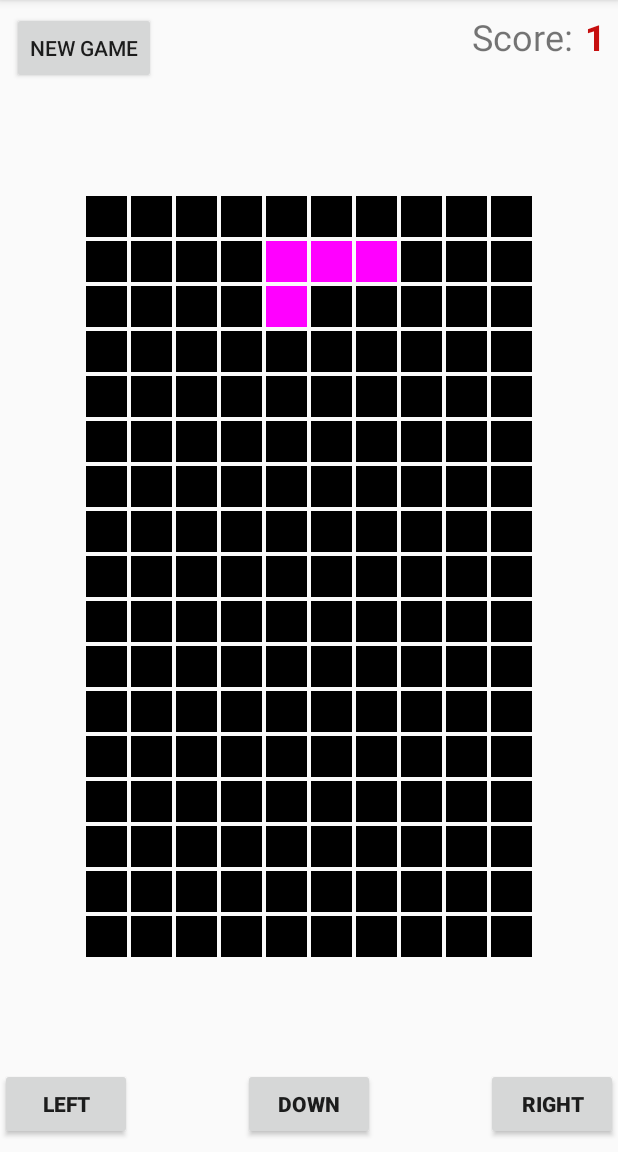
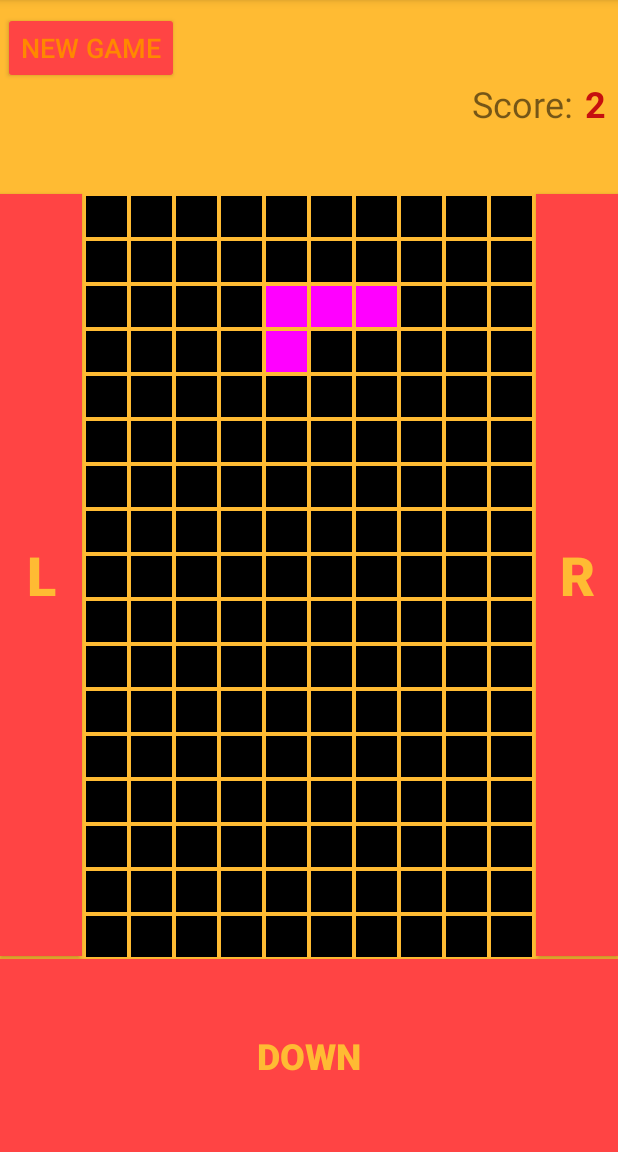
Before and after one commit to ehaviv1978/SimpleTetris, an Android app: the screen it shows after launch (MainActivity), after a tap on "NEW GAME", on a phone screen of 412 x 824 dp, the part 84-1236 px from its top. Run offline under Robolectric (Android 15) with nearby library versions, the phone set to English and light mode, and no system bars; 2 other taps on this screen came first.

Commit message:
new controls

```diff
--- a/app/src/main/java/com/eran/simpletetris/MainActivity.kt
+++ b/app/src/main/java/com/eran/simpletetris/MainActivity.kt
@@ -1,17 +1,20 @@
 package com.eran.simpletetris
 
-import android.app.ActionBar
+import android.annotation.SuppressLint
 import android.content.res.ColorStateList
 import android.graphics.Color
 import android.os.Bundle
 import android.util.DisplayMetrics
+import android.util.Log
+import android.view.MotionEvent
 import android.view.View
-import android.view.ViewGroup
 import androidx.appcompat.app.AppCompatActivity
 import kotlinx.android.synthetic.main.activity_main.*
 import java.util.*
 import kotlin.concurrent.schedule
 import kotlin.random.Random.Default.nextInt
+
+//private const val TAG = "Gestures"
 
 class MainActivity : AppCompatActivity() {
 
@@ -21,9 +24,19 @@ class MainActivity : AppCompatActivity() {
         Line, Square, Plus, S1, S2, L1, L2
     }
 
+    @SuppressLint("ClickableViewAccessibility")
     override fun onCreate(savedInstanceState: Bundle?) {
         super.onCreate(savedInstanceState)
         setContentView(R.layout.activity_main)
+
+        btnLeft.isEnabled = false
+        btnRight.isEnabled = false
+        btnDown.isEnabled = false
+        GameBoard.isEnabled = false
+
+//        val rows = arrayOf(
+//            Row_0, Row_1, Row_2, Row_3, Row_4, Row_5, Row_6, Row_7, Row_8, Row_9, Row_10, Row_11, Row_12, Row_13, Row_14, Row_15, Row_16
+//        )
 
         val board1d = arrayOf(
             View_0_0, View_0_1, View_0_2, View_0_3, View_0_4, View_0_5, View_0_6, View_0_7, View_0_8, View_0_9,
@@ -48,30 +61,34 @@ class MainActivity : AppCompatActivity() {
         val displayMetrics = DisplayMetrics()
         windowManager.defaultDisplay.getMetrics(displayMetrics)
 
-        var width = displayMetrics.widthPixels
+//        var width = displayMetrics.widthPixels
         var height = displayMetrics.heightPixels
-        var squareSize = (height-200)/25
-        var startPosition =4
+        var squareSize = (height - 200) / 25
+        var startPosition = 4
 
+//        var shapeTop = GameBoard.top
+//        var shapeBottom = GameBoard.bottom
+//        var shapeLeft = GameBoard.left
+//        var shapeRight = GameBoard.right
 
         for (item in board1d) {
-            item.layoutParams.height=squareSize
-            item.layoutParams.width=squareSize
+            item.layoutParams.height = squareSize
+            item.layoutParams.width = squareSize
         }
 
         val rowsShapeLand = mutableSetOf<Int>()
-        var score =0
+        var score = 0
         var delay: Long = 1000
         var shape = Shape.values()[(nextInt(Shape.values().size))]
 
         val shapeMap = mapOf(
-            Shape.Line to arrayOf(0 +startPosition, 10+startPosition, 20+startPosition, 30+startPosition),
-            Shape.Square to arrayOf(0+startPosition, 1+startPosition, 10+startPosition, 11+startPosition),
-            Shape.Plus to arrayOf(0+startPosition, 1+startPosition, 2+startPosition, 11+startPosition),
-            Shape.S1 to arrayOf(0+startPosition, 1+startPosition, 11+startPosition, 12+startPosition),
-            Shape.S2 to arrayOf(1+startPosition, 2+startPosition, 10+startPosition, 11+startPosition),
-            Shape.L1 to arrayOf(0+startPosition, 1+startPosition, 2+startPosition, 10+startPosition),
-            Shape.L2 to arrayOf(0+startPosition, 1+startPosition, 2+startPosition, 12+startPosition)
+            Shape.Line to arrayOf(0 + startPosition, 10 + startPosition, 20 + startPosition, 30 + startPosition),
+            Shape.Square to arrayOf(0 + startPosition, 1 + startPosition, 10 + startPosition, 11 + startPosition),
+            Shape.Plus to arrayOf(0 + startPosition, 1 + startPosition, 2 + startPosition, 11 + startPosition),
+            Shape.S1 to arrayOf(0 + startPosition, 1 + startPosition, 11 + startPosition, 12 + startPosition),
+            Shape.S2 to arrayOf(1 + startPosition, 2 + startPosition, 10 + startPosition, 11 + startPosition),
+            Shape.L1 to arrayOf(0 + startPosition, 1 + startPosition, 2 + startPosition, 10 + startPosition),
+            Shape.L2 to arrayOf(0 + startPosition, 1 + startPosition, 2 + startPosition, 12 + startPosition)
         )
 
         var shapeArray = intArrayOf(4)
@@ -86,47 +103,69 @@ class MainActivity : AppCompatActivity() {
             Shape.L2 to Color.LTGRAY
         )
 
-        fun setScore(){
+//        fun getShapePosition() {
+//            shapeTop = rows[shapeArray[0] / 10].top
+//            shapeBottom = rows[shapeArray[0] / 10].bottom
+//            shapeLeft = board1d[shapeArray[0]].left
+//            shapeRight = board1d[shapeArray[0]].right
+//            for (n in shapeArray) {
+//                if (rows[n / 10].top < shapeTop) {
+//                    shapeTop = rows[n / 10].top
+//                }
+//                if (rows[n / 10].bottom > shapeBottom) {
+//                    shapeBottom = rows[n / 10].bottom
+//                }
+//                if (board1d[n].left < shapeLeft) {
+//                    shapeLeft = board1d[n].left
+//                }
+//                if (board1d[n].right > shapeRight) {
+//                    shapeRight = board1d[n].right
+//                }
+//            }
+//        }
+
+        fun setScore() {
             runOnUiThread { textScoreVal.text = score.toString() }
         }
 
         fun newBoard() {
-            score =0
+            score = 0
             delay = 1000
             setScore()
             runOnUiThread {
                 textInfo.visibility = View.INVISIBLE
-                btnMoveDown.isEnabled = true
-//                btnRotate.isEnabled = true
-                btnMoveLeft.isEnabled = true
-                btnMoveRight.isEnabled = true
             }
             for (item in board1d) {
                 item.backgroundTintList = ColorStateList.valueOf(Color.BLACK)
                 item.tag = "Empty"
             }
+            btnLeft.isEnabled = true
+            btnRight.isEnabled = true
+            btnDown.isEnabled = true
+            GameBoard.isEnabled = true
         }
 
-        fun gameOver(){
+        fun gameOver() {
+            btnLeft.isEnabled = false
+            btnRight.isEnabled = false
+            btnDown.isEnabled = false
+            GameBoard.isEnabled = false
             runOnUiThread {
-                btnMoveDown.isEnabled = false
-//                btnRotate.isEnabled = false
-                btnMoveLeft.isEnabled = false
-                btnMoveRight.isEnabled = false
                 textInfo.visibility = View.VISIBLE
             }
         }
 
-        fun newShape():Boolean {
+        fun newShape(): Boolean {
             shape = Shape.values()[(nextInt(Shape.values().size))]
             shapeArray = shapeMap[shape]?.toIntArray()!!
             for (n in shapeArray) {
-                if (board1d[n].tag == "Full"){
+                if (board1d[n].tag == "Full") {
                     return false
                 }
                 board1d[n].backgroundTintList = ColorStateList.valueOf(shapeColorMap[shape] as Int)
                 board1d[n].tag = "Shape"
             }
+//            getShapePosition()
             return true
         }
 
@@ -143,6 +182,7 @@ class MainActivity : AppCompatActivity() {
                 board1d[shapeArray[i]].tag = "Empty"
                 shapeArray[i] = shapeArray[i] + 1
             }
+//            getShapePosition()
         }
 
         fun moveLeft() {
@@ -158,6 +198,7 @@ class MainActivity : AppCompatActivity() {
                 board1d[shapeArray[i]].tag = "Empty"
                 shapeArray[i] = shapeArray[i] - 1
             }
+//            getShapePosition()
         }
 
         fun rowsToDelete() {
@@ -217,7 +258,7 @@ class MainActivity : AppCompatActivity() {
                         timer.schedule(delay) {
                             moveDown()
                         }
-                    }else {
+                    } else {
                         gameOver()
                     }
                     return
@@ -230,6 +271,7 @@ class MainActivity : AppCompatActivity() {
                 board1d[shapeArray[i]].tag = "Empty"
                 shapeArray[i] = shapeArray[i] + 10
             }
+//            getShapePosition()
             timer.schedule(delay) {
                 moveDown()
             }
@@ -475,27 +517,53 @@ class MainActivity : AppCompatActivity() {
             }
         }
 
-        btnMoveRight.setOnClickListener() {
-            moveRight()
-        }
-
-        btnMoveLeft.setOnClickListener() {
-            moveLeft()
-        }
-
-        btnMoveDown.setOnClickListener() {
+        btnDown.setOnClickListener(){
             timer.cancel()
             timer = Timer()
             moveDown()
         }
 
-//        btnRotate.setOnClickListener() {
-//            rotate()
-//        }
+        btnRight.setOnClickListener(){
+            moveRight()
+        }
+
+        btnLeft.setOnClickListener(){
+            moveLeft()
+        }
 
         GameBoard.setOnClickListener(){
             rotate()
         }
 
+//        GameBoard.setOnTouchListener(View.OnTouchListener { _, event ->
+//            val x = event.x
+//            val y = event.y
+//            when (event.action) {
+//                MotionEvent.ACTION_DOWN -> {
+//                    if (y > shapeBottom) {
+//                        timer.cancel()
+//                        timer = Timer()
+//                        moveDown()
+//                    } else if (x < shapeLeft) {
+//                        moveLeft()
+//                    } else if (x > shapeRight) {
+//                        moveRight()
+//                    } else if (y < shapeTop) {
+//                        rotate()
+//                    }
+//                    Log.d(TAG, "ACTION_DOWN \nx: $x\ny: $y")
+//                }
+//                MotionEvent.ACTION_MOVE -> {
+//                    Log.d(TAG, "ACTION_MOVE \nx: $x\ny: $y")
+//                }
+//                MotionEvent.ACTION_UP -> {
+//                    Log.d(TAG, "ACTION_UP \nx: $x\ny: $y")
+//                }
+//            }
+//            return@OnTouchListener true
+//        })
+
     }
+
+
 }
--- a/app/src/main/res/layout/activity_main.xml
+++ b/app/src/main/res/layout/activity_main.xml
@@ -4,30 +4,31 @@
     xmlns:tools="http://schemas.android.com/tools"
     android:layout_width="match_parent"
     android:layout_height="match_parent"
+    android:background="@android:color/holo_orange_light"
     tools:context=".MainActivity">
 
-    <Button
-        android:id="@+id/btnMoveLeft"
-        android:layout_width="wrap_content"
-        android:layout_height="wrap_content"
-        android:layout_marginBottom="8dp"
-        android:text="Left"
-        android:textSize="14sp"
-        android:textStyle="bold"
-        app:layout_constraintBottom_toBottomOf="parent"
-        app:layout_constraintStart_toStartOf="parent" />
+    <!--    <Button-->
+    <!--        android:id="@+id/btnMoveLeft"-->
+    <!--        android:layout_width="wrap_content"-->
+    <!--        android:layout_height="wrap_content"-->
+    <!--        android:layout_marginBottom="8dp"-->
+    <!--        android:text="Left"-->
+    <!--        android:textSize="14sp"-->
+    <!--        android:textStyle="bold"-->
+    <!--        app:layout_constraintBottom_toBottomOf="parent"-->
+    <!--        app:layout_constraintStart_toStartOf="parent" />-->
 
-    <Button
-        android:id="@+id/btnMoveDown"
-        android:layout_width="wrap_content"
-        android:layout_height="wrap_content"
-        android:layout_marginBottom="8dp"
-        android:text="Down"
-        android:textSize="14sp"
-        android:textStyle="bold"
-        app:layout_constraintBottom_toBottomOf="parent"
-        app:layout_constraintEnd_toStartOf="@+id/btnMoveRight"
-        app:layout_constraintStart_toEndOf="@+id/btnMoveLeft" />
+    <!--    <Button-->
+    <!--        android:id="@+id/btnMoveDown"-->
+    <!--        android:layout_width="wrap_content"-->
+    <!--        android:layout_height="wrap_content"-->
+    <!--        android:layout_marginBottom="8dp"-->
+    <!--        android:text="Down"-->
+    <!--        android:textSize="14sp"-->
+    <!--        android:textStyle="bold"-->
+    <!--        app:layout_constraintBottom_toBottomOf="parent"-->
+    <!--        app:layout_constraintEnd_toStartOf="@+id/btnMoveRight"-->
+    <!--        app:layout_constraintStart_toEndOf="@+id/btnMoveLeft" />-->
 
     <!--    <Button-->
     <!--        android:id="@+id/btnRotate"-->
@@ -44,10 +45,11 @@
         android:id="@+id/GameBoard"
         android:layout_width="wrap_content"
         android:layout_height="wrap_content"
-        app:layout_constraintBottom_toTopOf="@+id/btnMoveDown"
+        android:clickable="true"
+        app:layout_constraintBottom_toBottomOf="parent"
         app:layout_constraintEnd_toEndOf="parent"
         app:layout_constraintStart_toStartOf="parent"
-        app:layout_constraintTop_toBottomOf="@+id/btnNewGame">
+        app:layout_constraintTop_toTopOf="parent">
 
         <TableRow
             android:id="@+id/Row_0"
@@ -1360,26 +1362,16 @@
 
     </TableLayout>
 
-    <Button
-        android:id="@+id/btnNewGame"
-        android:layout_width="wrap_content"
-        android:layout_height="wrap_content"
-        android:layout_marginStart="8dp"
-        android:layout_marginTop="8dp"
-        android:text="New Game"
-        app:layout_constraintStart_toStartOf="parent"
-        app:layout_constraintTop_toTopOf="parent" />
-
-    <Button
-        android:id="@+id/btnMoveRight"
-        android:layout_width="wrap_content"
-        android:layout_height="wrap_content"
-        android:layout_marginBottom="8dp"
-        android:text="Right"
-        android:textSize="14sp"
-        android:textStyle="bold"
-        app:layout_constraintBottom_toBottomOf="parent"
-        app:layout_constraintEnd_toEndOf="parent" />
+    <!--    <Button-->
+    <!--        android:id="@+id/btnMoveRight"-->
+    <!--        android:layout_width="wrap_content"-->
+    <!--        android:layout_height="wrap_content"-->
+    <!--        android:layout_marginBottom="8dp"-->
+    <!--        android:text="Right"-->
+    <!--        android:textSize="14sp"-->
+    <!--        android:textStyle="bold"-->
+    <!--        app:layout_constraintBottom_toBottomOf="parent"-->
+    <!--        app:layout_constraintEnd_toEndOf="parent" />-->
 
     <TextView
         android:id="@+id/textInfo"
@@ -1392,6 +1384,7 @@
         android:textSize="18sp"
         android:textStyle="bold"
         android:visibility="invisible"
+        app:layout_constraintBottom_toTopOf="@+id/GameBoard"
         app:layout_constraintEnd_toEndOf="parent"
         app:layout_constraintStart_toStartOf="parent"
         app:layout_constraintTop_toTopOf="parent" />
@@ -1403,9 +1396,11 @@
         android:layout_marginTop="8dp"
         android:layout_marginEnd="8dp"
         android:text="0"
+        android:textAlignment="viewEnd"
         android:textColor="#C60F0F"
         android:textSize="24sp"
         android:textStyle="bold"
+        app:layout_constraintBottom_toTopOf="@+id/GameBoard"
         app:layout_constraintEnd_toEndOf="parent"
         app:layout_constraintTop_toTopOf="parent" />
 
@@ -1417,7 +1412,79 @@
         android:layout_marginEnd="8dp"
         android:text="Score:"
         android:textSize="24sp"
+        app:layout_constraintBottom_toTopOf="@+id/GameBoard"
         app:layout_constraintEnd_toStartOf="@+id/textScoreVal"
         app:layout_constraintTop_toTopOf="parent" />
 
+    <Button
+        android:id="@+id/btnRight"
+        android:layout_width="0dp"
+        android:layout_height="0dp"
+        android:layout_marginStart="1dp"
+        android:layout_marginBottom="2dp"
+        android:background="@color/colorAccent"
+        android:backgroundTint="@android:color/holo_red_light"
+        android:clickable="true"
+        android:text="R"
+        android:textColor="@android:color/holo_orange_light"
+        android:textSize="36sp"
+        android:textStyle="bold"
+        app:layout_constraintBottom_toBottomOf="@+id/GameBoard"
+        app:layout_constraintEnd_toEndOf="parent"
+        app:layout_constraintHorizontal_bias="0.0"
+        app:layout_constraintStart_toEndOf="@+id/GameBoard"
+        app:layout_constraintTop_toTopOf="@+id/GameBoard"
+        app:layout_constraintVertical_bias="0.0" />
+
+    <Button
+        android:id="@+id/btnLeft"
+        android:layout_width="0dp"
+        android:layout_height="0dp"
+        android:layout_marginEnd="1dp"
+        android:layout_marginBottom="2dp"
+        android:background="@color/colorAccent"
+        android:backgroundTint="@android:color/holo_red_light"
+        android:clickable="true"
+        android:text="L"
+        android:textColor="@android:color/holo_orange_light"
+        android:textSize="36sp"
+        android:textStyle="bold"
+        app:layout_constraintBottom_toTopOf="@+id/btnDown"
+        app:layout_constraintEnd_toStartOf="@+id/GameBoard"
+        app:layout_constraintHorizontal_bias="0.0"
+        app:layout_constraintStart_toStartOf="parent"
+        app:layout_constraintTop_toTopOf="@+id/GameBoard"
+        app:layout_constraintVertical_bias="0.0" />
+
+    <Button
+        android:id="@+id/btnDown"
+        android:layout_width="0dp"
+        android:layout_height="0dp"
+        android:background="@color/colorAccent"
+        android:backgroundTint="@android:color/holo_red_light"
+        android:clickable="true"
+        android:text="Down"
+        android:textColor="@android:color/holo_orange_light"
+        android:textSize="24sp"
+        android:textStyle="bold"
+        app:layout_constraintBottom_toBottomOf="parent"
+        app:layout_constraintEnd_toEndOf="parent"
+        app:layout_constraintHorizontal_bias="0.0"
+        app:layout_constraintStart_toStartOf="parent"
+        app:layout_constraintTop_toBottomOf="@+id/GameBoard"
+        app:layout_constraintVertical_bias="0.0" />
+
+    <Button
+        android:id="@+id/btnNewGame"
+        android:layout_width="wrap_content"
+        android:layout_height="wrap_content"
+        android:layout_marginStart="2dp"
+        android:layout_marginTop="8dp"
+        android:backgroundTint="@android:color/holo_red_light"
+        android:text="New Game"
+        android:textColor="@android:color/holo_orange_dark"
+        android:textSize="18sp"
+        app:layout_constraintStart_toStartOf="parent"
+        app:layout_constraintTop_toTopOf="parent" />
+
 </androidx.constraintlayout.widget.ConstraintLayout>
```
Lines whose indentation alone changed are shown as unchanged.
